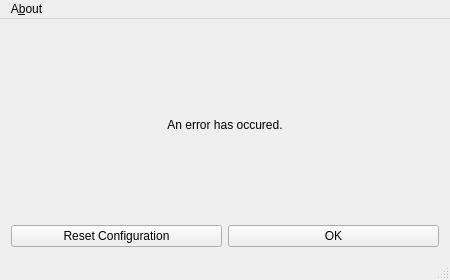
Qt form app/src/ErrorWindow/ErrorWindow.ui (emmaexe/ntfyDesktop) before a commit.
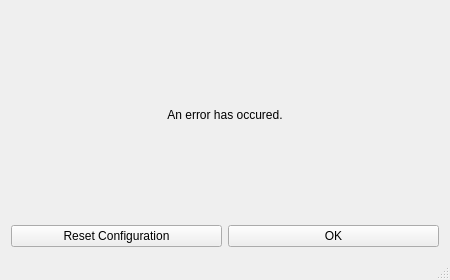
The same form after that commit. Icons and pictures are not drawn.

Commit message: [feat] Implement help menu with KHelpMenu; Change config reset functionality; Reorganize resources; Update KAboutData; Reorganize MenuBar

Patch:
```diff
--- a/app/src/ErrorWindow/ErrorWindow.ui
+++ b/app/src/ErrorWindow/ErrorWindow.ui
@@ -76,13 +76,6 @@
      <height>30</height>
     </rect>
    </property>
-   <widget class="QMenu" name="menuAbout">
-    <property name="title">
-     <string>A&amp;bout</string>
-    </property>
-    <addaction name="aboutAction"/>
-   </widget>
-   <addaction name="menuAbout"/>
   </widget>
   <widget class="QStatusBar" name="statusBar"/>
   <action name="aboutAction">
```
Left out of the diff: 21 changed lines with no effect on the pictures. The commit also changes 12 other files.
